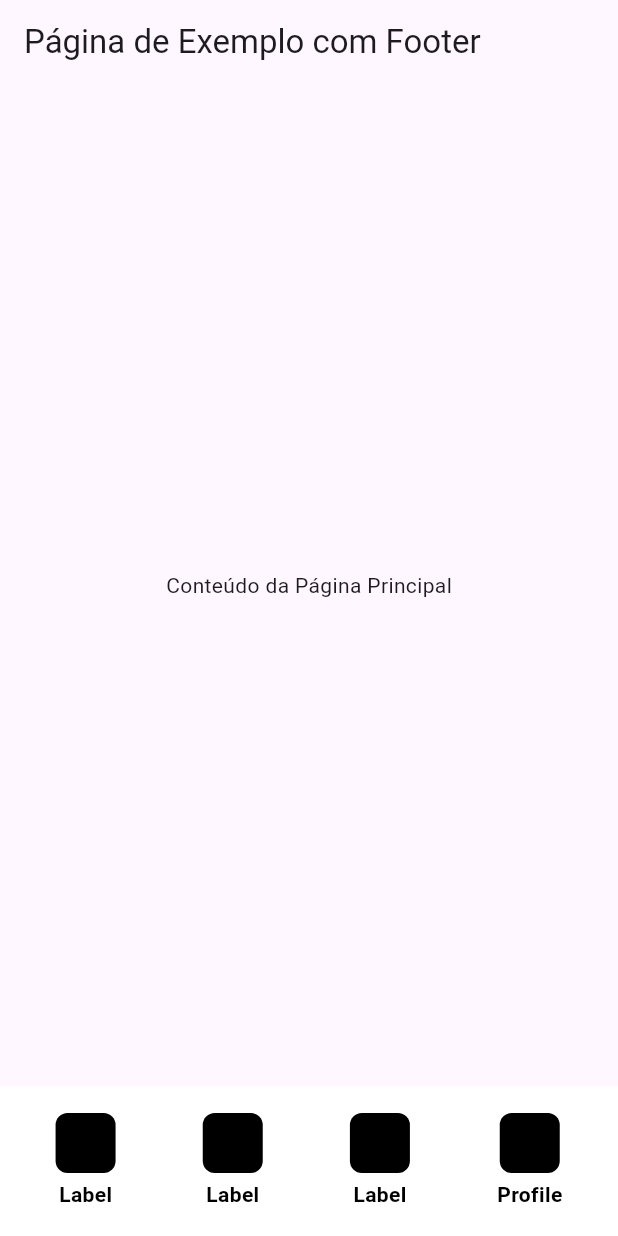
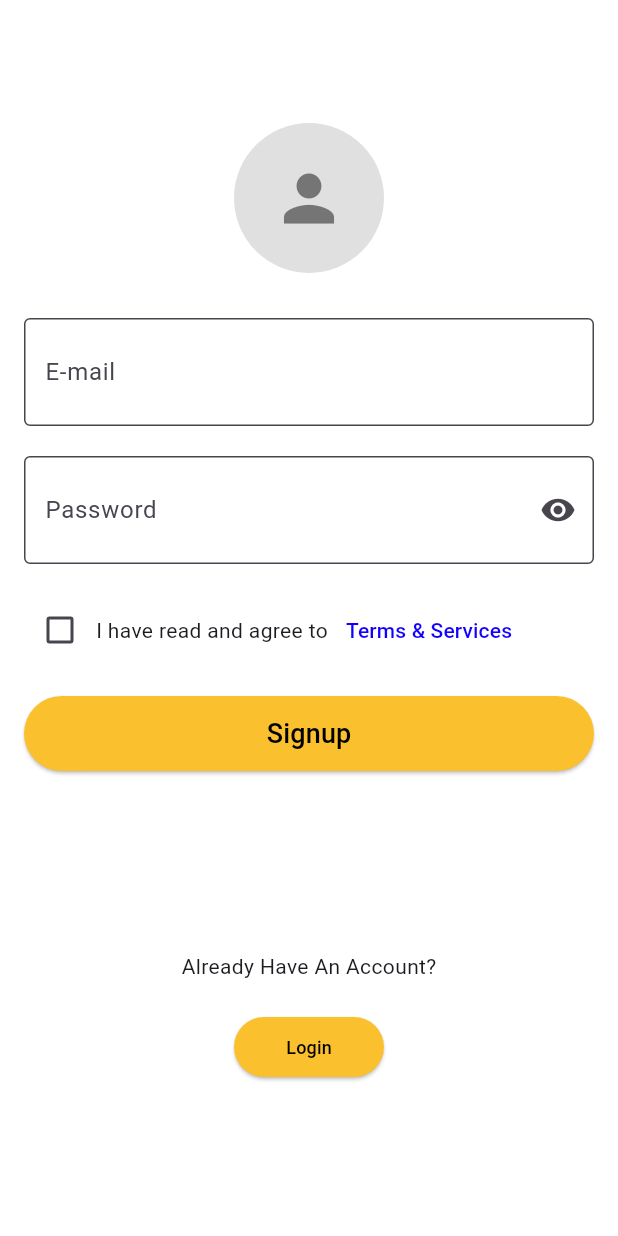
Before and after one commit to Winn4K/designsystem, a Flutter app: the screen it shows after launch, on a phone screen of 412 x 824 dp. Run offline on Flutter 3.47's test engine with Material 3 defaults, Android fonts, the phone set to English and light mode, and no system bars.

Commit message:
criada a home e a signup page, falta a signin

```diff
--- /dev/null
+++ b/devtools_options.yaml
@@ -0,0 +1,3 @@
+description: This file stores settings for Dart & Flutter DevTools.
+documentation: https://docs.flutter.dev/tools/devtools/extensions#configure-extension-enablement-states
+extensions:
--- /dev/null
+++ b/lib/DesignSystem/Components/Content/ContentSignupPage/content_signup_page.dart
@@ -0,0 +1,166 @@
+import 'package:flutter/material.dart';
+import 'package:provider/provider.dart';
+import 'content_signup_page_view_model.dart';
+
+class SignupPage extends StatefulWidget {
+  @override
+  _SignupPageState createState() => _SignupPageState();
+}
+
+class _SignupPageState extends State<SignupPage> {
+  // Variável para controlar o estado de obscureText
+  bool _obscureText = true;
+
+  // Alterna a visibilidade da senha
+  void _togglePasswordVisibility() {
+    setState(() {
+      _obscureText = !_obscureText;
+    });
+  }
+
+  @override
+  Widget build(BuildContext context) {
+    return ChangeNotifierProvider(
+      create: (_) => SignupPageViewModel(),
+      child: Consumer<SignupPageViewModel>(
+        builder: (context, viewModel, child) {
+          return Scaffold(
+            backgroundColor: Colors.white,
+            body: Padding(
+              padding: const EdgeInsets.all(16.0),
+              child: Column(
+                mainAxisAlignment: MainAxisAlignment.center,
+                crossAxisAlignment: CrossAxisAlignment.center,
+                children: [
+                  // Placeholder para imagem de perfil (por enquanto, uma caixa cinza)
+                  Container(
+                    width: 100,
+                    height: 100,
+                    decoration: BoxDecoration(
+                      color: Colors.grey[300],
+                      shape: BoxShape.circle,
+                    ),
+                    child: Icon(Icons.person, size: 50, color: Colors.grey[600]),
+                  ),
+                  SizedBox(height: 30),
+
+                  // Campo de email
+                  TextField(
+                    decoration: InputDecoration(
+                      contentPadding: EdgeInsets.symmetric(vertical: 24.0, horizontal: 10.0), // Altera a altura
+                      labelText: 'E-mail',
+                      border: OutlineInputBorder(),
+                      filled: true,
+                      fillColor: Colors.white,
+                    ),
+                    onChanged: (value) => viewModel.updateEmail(value),
+                  ),
+                  SizedBox(height: 20),
+
+                  // Campo de senha com ícone de visibilidade
+                  TextField(
+                    decoration: InputDecoration(
+                      contentPadding: EdgeInsets.symmetric(vertical: 24.0, horizontal: 10.0), // Altera a altura
+                      labelText: 'Password',
+                      border: OutlineInputBorder(),
+                      filled: true,
+                      fillColor: Colors.white,
+                      suffixIcon: IconButton(
+                        icon: Icon(
+                          // Alterna o ícone de visibilidade
+                          _obscureText ? Icons.visibility : Icons.visibility_off,
+                        ),
+                        onPressed: _togglePasswordVisibility, // Chama a função ao pressionar
+                      ),
+                    ),
+                    obscureText: _obscureText, // Controla a visibilidade do texto
+                    onChanged: (value) => viewModel.updatePassword(value),
+                  ),
+                  SizedBox(height: 20),
+
+                  // Checkbox para aceitar termos
+                  Row(
+                    children: [
+                      Checkbox(
+                        value: viewModel.isTermsAccepted,
+                        onChanged: (value) => viewModel.toggleTermsAccepted(),
+                      ),
+                      GestureDetector(
+                        onTap: () {
+                          // Navegar para termos e serviços se necessário
+                        },
+                        child: Row(
+                          mainAxisAlignment: MainAxisAlignment.center,
+                          children: [
+                            Text('I have read and agree to'),
+                            TextButton(
+                              onPressed: () {
+                                // Navegar para terms & services
+                              },
+                              child: Text(
+                                'Terms & Services',
+                                style: TextStyle(
+                                    color: const Color.fromARGB(255, 17, 0, 255)),
+                              ),
+                            ),
+                          ],
+                        ),
+                      ),
+                    ],
+                  ),
+                  SizedBox(height: 20),
+
+                  // Botão de Signup
+                  ElevatedButton(
+                    style: ElevatedButton.styleFrom(
+                      backgroundColor: Colors.yellow[700], // Cor de fundo amarela
+                      foregroundColor: Colors.black, // Cor do texto no botão
+                      minimumSize: Size(double.infinity, 50), // Largura máxima
+                      shape: RoundedRectangleBorder(
+                        borderRadius: BorderRadius.circular(30), // Borda arredondada
+                      ),
+                    ),
+                    onPressed: () {
+                      viewModel.signup(context);
+                    },
+                    child: Text('Signup', style: TextStyle(fontSize: 18)),
+                  ),
+                  SizedBox(height: 20),
+
+                  // Texto "Already Have An Account?"
+                  Padding(
+                    padding: const EdgeInsets.only(top: 100.0), // Adiciona um padding superior de 20 pixels
+                    child: Row(
+                      mainAxisAlignment: MainAxisAlignment.center,
+                      children: [
+                        Text('Already Have An Account?'),
+                      ],
+                    ),
+                  ),
+                  SizedBox(height: 20),
+
+                  // Botão de Login
+                  ElevatedButton(
+                    style: ElevatedButton.styleFrom(
+                      backgroundColor: Colors.yellow[700], // Cor de fundo amarela
+                      foregroundColor: Colors.black, // Cor do texto no botão
+                      minimumSize: Size(100, 40), // Largura máxima
+                      shape: RoundedRectangleBorder(
+                        borderRadius: BorderRadius.circular(30), // Borda arredondada
+                      ),
+                    ),
+                    onPressed: () {
+                      viewModel.signup(context);
+                    },
+                    child: Text('Login', style: TextStyle(fontSize: 12)),
+                  ),
+                  SizedBox(height: 20),
+                ],
+              ),
+            ),
+          );
+        },
+      ),
+    );
+  }
+}
--- /dev/null
+++ b/lib/DesignSystem/Components/Content/ContentSignupPage/content_signup_page_view_model.dart
@@ -0,0 +1,57 @@
+import 'package:flutter/material.dart';
+import '../../../Samples/home_page_sample_screen.dart';
+
+class SignupPageViewModel extends ChangeNotifier {
+  String email = '';
+  String password = '';
+  bool isTermsAccepted = false;
+
+  // Função para atualizar o email
+  void updateEmail(String value) {
+    email = value;
+    notifyListeners();
+  }
+
+  // Função para atualizar a senha
+  void updatePassword(String value) {
+    password = value;
+    notifyListeners();
+  }
+
+  // Função para aceitar os termos
+  void toggleTermsAccepted() {
+    isTermsAccepted = !isTermsAccepted;
+    notifyListeners();
+  }
+
+  // Função para validar os dados do formulário
+  bool validateForm() {
+    if (email.isEmpty || password.isEmpty || !isTermsAccepted) {
+      return false;
+    }
+    return true;
+  }
+
+  // Simular uma ação de signup e redirecionar para a Home Page
+  Future<void> signup(BuildContext context) async {
+    if (validateForm()) {
+      // Simular um atraso (pode ser útil em chamadas de API)
+      await Future.delayed(Duration(seconds: 1));
+
+      // Exibir mensagem de sucesso (opcional)
+      ScaffoldMessenger.of(context).showSnackBar(
+        SnackBar(content: Text('Signup successful!'))
+      );
+
+      // Redirecionar para a Home Page
+      Navigator.push(
+        context,
+        MaterialPageRoute(builder: (context) => HomePageSampleScreen()),
+      );
+    } else {
+      ScaffoldMessenger.of(context).showSnackBar(
+        SnackBar(content: Text('Please fill in all fields correctly.'))
+      );
+    }
+  }
+}
--- a/lib/DesignSystem/Components/Footer/FooterHomePage/footer_home_page.dart
+++ b/lib/DesignSystem/Components/Footer/FooterHomePage/footer_home_page.dart
@@ -31,14 +31,14 @@ class FooterHomePage extends StatelessWidget {
                   width: 40,
                   height: 40,
                   decoration: BoxDecoration(
-                    color: isSelected ? const Color.fromARGB(255, 251, 255, 0) : const Color.fromARGB(255, 0, 0, 0), // Cor baseada na seleção
+                    color: isSelected ? const Color.fromARGB(255, 201, 203, 65) : const Color.fromARGB(255, 0, 0, 0), // Cor baseada na seleção
                     borderRadius: BorderRadius.circular(8.0),
                   ),
                 ),
                 SizedBox(height: 4),
                 Text(
                   item,
-                  style: TextStyle(color: isSelected ? const Color.fromARGB(255, 251, 255, 0) : const Color.fromARGB(255, 0, 0, 0), fontWeight: FontWeight.bold),
+                  style: TextStyle(color: isSelected ? const Color.fromARGB(255, 201, 203, 65) : const Color.fromARGB(255, 0, 0, 0), fontWeight: FontWeight.bold),
                 ),
               ],
             ),
--- a/lib/DesignSystem/Samples/footer_home_page_sample_screen.dart
+++ /dev/null
@@ -1,26 +0,0 @@
-import 'package:flutter/material.dart';
-import '../Components/Footer/FooterHomePage/footer_home_page.dart';
-import '../Components/Footer/FooterHomePage/footer_home_page_view_model.dart';
-import 'package:provider/provider.dart';
-
-class FooterHomePageSampleScreen extends StatelessWidget {
-  @override
-  Widget build(BuildContext context) {
-    return ChangeNotifierProvider(
-      create: (context) => FooterHomePageViewModel(),
-      child: Scaffold(
-        appBar: AppBar(
-          title: Text("Página de Exemplo com Footer"),
-        ),
-        body: Center(
-          child: Text("Conteúdo da Página Principal"),
-        ),
-        bottomNavigationBar: Consumer<FooterHomePageViewModel>(
-          builder: (context, viewModel, child) {
-            return FooterHomePage(viewModel: viewModel);
-          },
-        ),
-      ),
-    );
-  }
-}
--- /dev/null
+++ b/lib/DesignSystem/Samples/signup_page_sample_screen.dart
@@ -0,0 +1,16 @@
+import 'package:flutter/material.dart';
+import '../Components/Content/ContentSignupPage/content_signup_page.dart';
+import '../Components/Content/ContentSignupPage/content_signup_page_view_model.dart';
+
+class SignupPageSampleScreen extends StatelessWidget {
+  @override
+  Widget build(BuildContext context) {
+    return MaterialApp(
+      title: 'Signup Sample',
+      theme: ThemeData(
+        primarySwatch: Colors.yellow,
+      ),
+      home: SignupPage(),
+    );
+  }
+}
--- a/lib/main.dart
+++ b/lib/main.dart
@@ -1,5 +1,6 @@
 import 'package:flutter/material.dart';
-import './DesignSystem/Samples/footer_home_page_sample_screen.dart';
+import 'DesignSystem/Samples/home_page_sample_screen.dart';
+import 'DesignSystem/Samples/signup_page_sample_screen.dart';
 
 void main() {
   runApp(MyApp());
@@ -9,8 +10,8 @@ class MyApp extends StatelessWidget {
   @override
   Widget build(BuildContext context) {
     return MaterialApp(
-      title: 'Exemplo de Footer',
-      home: FooterHomePageSampleScreen(),
+      title: 'Signup',
+      home: SignupPageSampleScreen(),
     );
   }
 }
```
Also changed, not shown: lib/DesignSystem/Components/Content/ContentHomePage/content_home_page.dart (added, +138 -0 lines), lib/DesignSystem/Components/Content/ContentHomePage/content_home_page_view_model.dart (added, +35 -0 lines), lib/DesignSystem/Samples/home_page_sample_screen.dart (added, +44 -0 lines), 1 other file.
